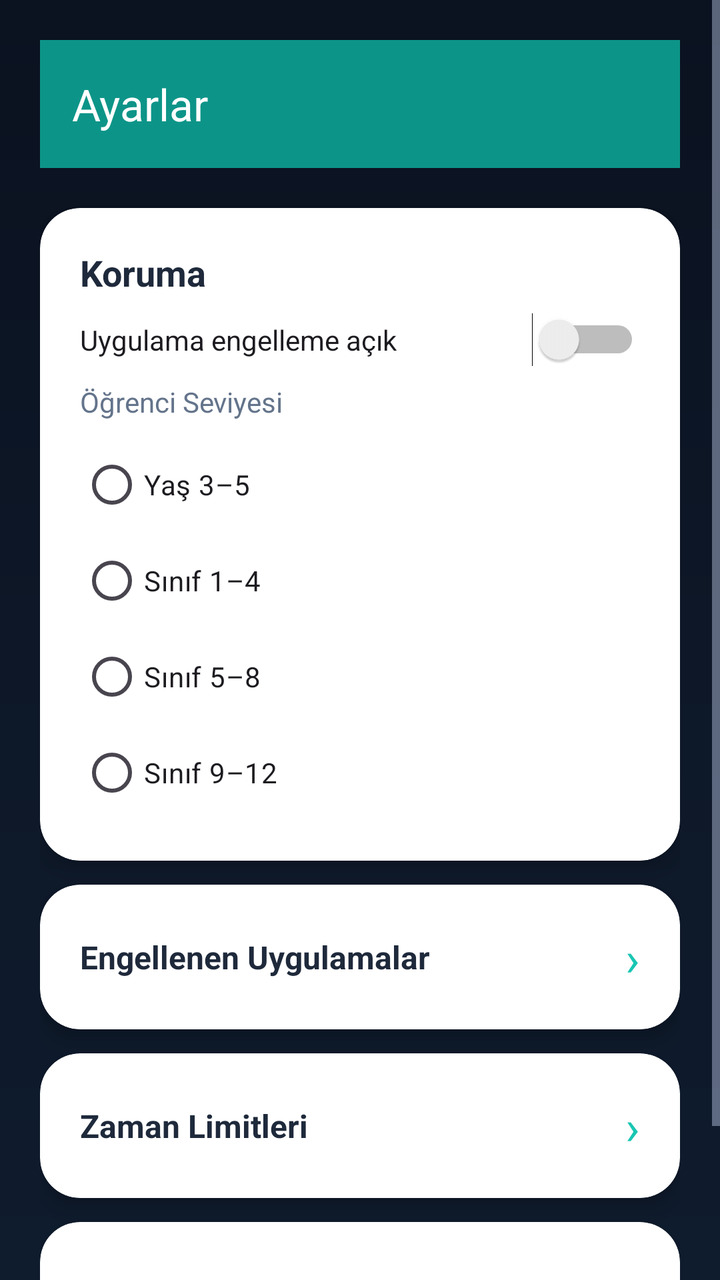
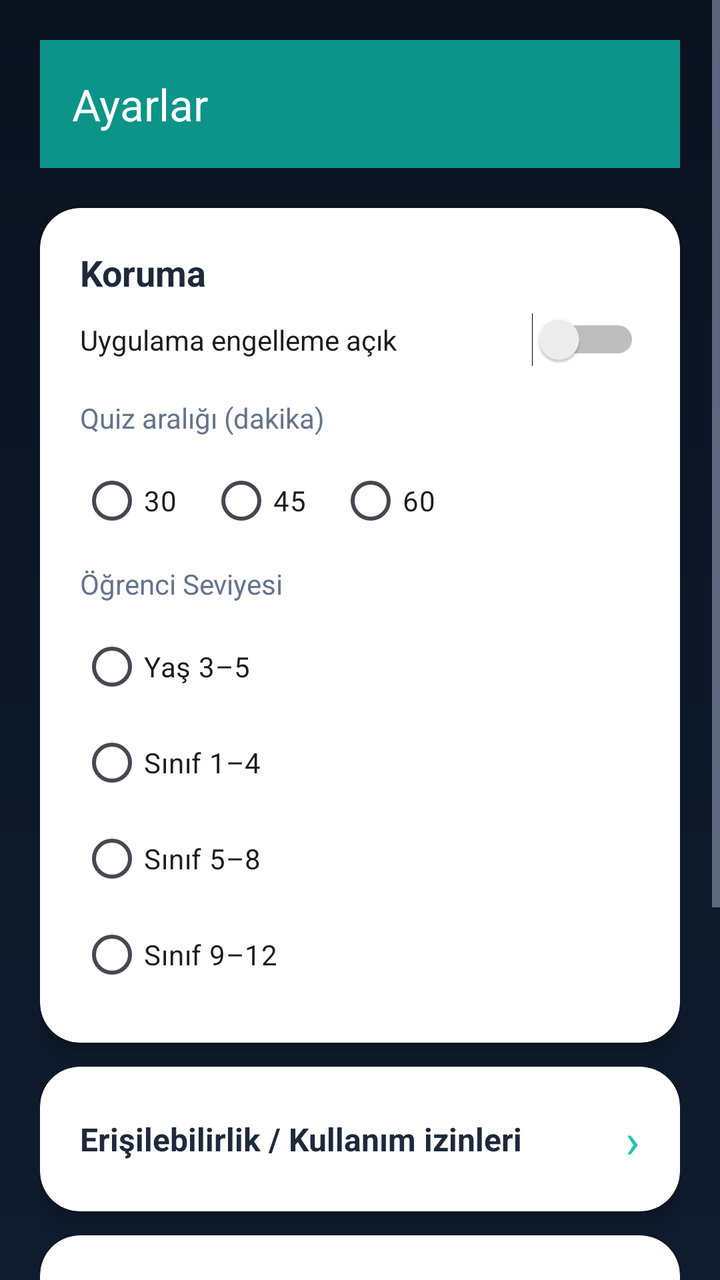

Screens rendered from an Android XML layout before and after an edit, with the pre-edit source and the edit as a unified diff.
<!-- AndroidManifest.xml: application theme Theme.BrainBuddy -->
<!-- res/layout/activity_settings.xml -->
<?xml version="1.0" encoding="utf-8"?>
<ScrollView xmlns:android="http://schemas.android.com/apk/res/android"
    xmlns:app="http://schemas.android.com/apk/res-auto"
    android:background="@drawable/bg_gradient"
    android:layout_width="match_parent"
    android:layout_height="match_parent"
    android:fillViewport="true">

    <LinearLayout
        android:layout_width="match_parent"
        android:layout_height="wrap_content"
        android:orientation="vertical"
        android:padding="20dp">

        <com.google.android.material.appbar.MaterialToolbar
            android:id="@+id/toolbar"
            android:layout_width="match_parent"
            android:layout_height="?attr/actionBarSize"
            android:background="@color/bb_turquoise_dark"
            app:titleTextColor="@color/white"
            app:title="@string/settings_title"/>

        <com.google.android.material.card.MaterialCardView
            style="@style/BB.HomeCard"
            android:id="@+id/cardProtection"
            android:layout_width="match_parent"
            android:layout_height="wrap_content"
            android:layout_marginTop="20dp"
            app:cardBackgroundColor="@color/white">

            <LinearLayout
                android:layout_width="match_parent"
                android:layout_height="wrap_content"
                android:orientation="vertical"
                android:padding="20dp">

                <TextView
                    android:text="Koruma"
                    android:textColor="@color/bb_text_dark"
                    android:textSize="18sp"
                    android:textStyle="bold"
                    android:layout_width="match_parent"
                    android:layout_height="wrap_content"/>

                <Switch
                    android:id="@+id/switchProtection"
                    android:text="Uygulama engelleme açık"
                    android:layout_width="match_parent"
                    android:layout_height="wrap_content"
                    android:layout_marginTop="8dp"/>

                <TextView
                    android:layout_marginTop="8dp"
                    android:textColor="@color/bb_text_dark_muted"
                    android:text="Öğrenci Seviyesi"
                    android:textSize="14sp"
                    android:layout_width="match_parent"
                    android:layout_height="wrap_content"/>

                <RadioGroup
                    android:id="@+id/levelGroup"
                    android:layout_width="match_parent"
                    android:layout_height="wrap_content"
                    android:orientation="vertical"
                    android:layout_marginTop="8dp">

                    <RadioButton
                        android:id="@+id/levelAges3to5"
                        android:text="Yaş 3–5"
                        android:layout_width="match_parent"
                        android:layout_height="wrap_content"/>

                    <RadioButton
                        android:id="@+id/levelGrades1to4"
                        android:text="Sınıf 1–4"
                        android:layout_width="match_parent"
                        android:layout_height="wrap_content"/>

                    <RadioButton
                        android:id="@+id/levelGrades5to8"
                        android:text="Sınıf 5–8"
                        android:layout_width="match_parent"
                        android:layout_height="wrap_content"/>

                    <RadioButton
                        android:id="@+id/levelGrades9to12"
                        android:text="Sınıf 9–12"
                        android:layout_width="match_parent"
                        android:layout_height="wrap_content"/>
                </RadioGroup>
            </LinearLayout>
        </com.google.android.material.card.MaterialCardView>

        <com.google.android.material.card.MaterialCardView
            android:id="@+id/cardBlockedApps"
            style="@style/BB.HomeCard"
            android:layout_width="match_parent"
            android:layout_height="wrap_content"
            android:layout_marginTop="12dp"
            app:cardBackgroundColor="@color/white">

            <LinearLayout
                android:layout_width="match_parent"
                android:layout_height="wrap_content"
                android:orientation="horizontal"
                android:gravity="center_vertical"
                android:padding="20dp">

                <TextView
                    android:layout_width="0dp"
                    android:layout_height="wrap_content"
                    android:layout_weight="1"
                    android:text="Engellenen Uygulamalar"
                    android:textSize="16sp"
                    android:textStyle="bold"
                    android:textColor="@color/bb_text_dark"/>

                <TextView
                    android:layout_width="wrap_content"
                    android:layout_height="wrap_content"
                    android:text="›"
                    android:textSize="24sp"
                    android:textColor="@color/bb_turquoise"/>
            </LinearLayout>
        </com.google.android.material.card.MaterialCardView>

        <com.google.android.material.card.MaterialCardView
            android:id="@+id/cardTimeLimits"
            style="@style/BB.HomeCard"
            android:layout_width="match_parent"
            android:layout_height="wrap_content"
            android:layout_marginTop="12dp"
            app:cardBackgroundColor="@color/white">

            <LinearLayout
                android:layout_width="match_parent"
                android:layout_height="wrap_content"
                android:orientation="horizontal"
                android:gravity="center_vertical"
                android:padding="20dp">

                <TextView
                    android:layout_width="0dp"
                    android:layout_height="wrap_content"
                    android:layout_weight="1"
                    android:text="Zaman Limitleri"
                    android:textSize="16sp"
                    android:textStyle="bold"
                    android:textColor="@color/bb_text_dark"/>

                <TextView
                    android:layout_width="wrap_content"
                    android:layout_height="wrap_content"
                    android:text="›"
                    android:textSize="24sp"
                    android:textColor="@color/bb_turquoise"/>
            </LinearLayout>
        </com.google.android.material.card.MaterialCardView>

        <com.google.android.material.card.MaterialCardView
            android:id="@+id/cardQuizSettings"
            style="@style/BB.HomeCard"
            android:layout_width="match_parent"
            android:layout_height="wrap_content"
            android:layout_marginTop="12dp"
            android:layout_marginBottom="24dp"
            app:cardBackgroundColor="@color/white">

            <LinearLayout
                android:layout_width="match_parent"
                android:layout_height="wrap_content"
                android:orientation="horizontal"
                android:gravity="center_vertical"
                android:padding="20dp">

                <TextView
                    android:layout_width="0dp"
                    android:layout_height="wrap_content"
                    android:layout_weight="1"
                    android:text="Test Ayarları (Zorluk, Soru Sayısı)"
                    android:textSize="16sp"
                    android:textStyle="bold"
                    android:textColor="@color/bb_text_dark"/>

                <TextView
                    android:layout_width="wrap_content"
                    android:layout_height="wrap_content"
                    android:text="›"
                    android:textSize="24sp"
                    android:textColor="@color/bb_turquoise"/>
            </LinearLayout>
        </com.google.android.material.card.MaterialCardView>

    </LinearLayout>
</ScrollView>
<!-- resources referenced by this layout -->
<resources>
  <color name="bb_text_dark">#1E293B</color>
  <color name="bb_text_dark_muted">#64748B</color>
  <color name="bb_turquoise">#19C6B3</color>
  <color name="bb_turquoise_dark">#0D9488</color>
  <color name="white">#FFFFFF</color>
  <!-- drawable bg_gradient (drawable) -->
  <?xml version="1.0" encoding="utf-8"?>
  <layer-list xmlns:android="http://schemas.android.com/apk/res/android">
      <item>
          <shape>
              <gradient
                  android:angle="270"
                  android:startColor="#0B1220"
                  android:endColor="#0F1C2E"/>
          </shape>
      </item>
  </layer-list>
  <string name="settings_title">Ayarlar</string>
  <style name="BB.HomeCard" parent="Widget.Material3.CardView.Elevated">
          <item name="cardCornerRadius">20dp</item>
          <item name="cardElevation">6dp</item>
      </style>
  <style name="Theme.BrainBuddy" parent="Theme.Material3.DayNight.NoActionBar">
          
          <item name="colorPrimary">@color/bb_primary</item>
          <item name="colorOnPrimary">@color/white</item>
          <item name="colorSecondary">@color/bb_secondary</item>
          <item name="colorOnSecondary">@color/white</item>
          <item name="colorTertiary">@color/bb_tertiary</item>
          <item name="colorOnTertiary">@color/white</item>
  
          
          <item name="android:windowBackground">@color/bb_bg</item>
          <item name="android:textColorPrimary">@color/bb_text</item>
          <item name="android:textColorSecondary">@color/bb_text_muted</item>
      </style>
  <color name="bb_primary">#19C6B3</color>
  <color name="bb_secondary">#38BDF8</color>
  <color name="bb_tertiary">#A78BFA</color>
  <color name="bb_bg">#0B1220</color>
  <color name="bb_text">#EAF0FF</color>
  <color name="bb_text_muted">#A9B4D0</color>
</resources>

<!-- the commit's change to res/layout/activity_settings.xml (unified diff, before → after) -->
@@ -50,6 +50,25 @@
                     android:layout_marginTop="8dp"/>
 
                 <TextView
+                    android:layout_marginTop="16dp"
+                    android:textColor="@color/bb_text_dark_muted"
+                    android:text="Quiz aralığı (dakika)"
+                    android:textSize="14sp"
+                    android:layout_width="match_parent"
+                    android:layout_height="wrap_content"/>
+
+                <RadioGroup
+                    android:id="@+id/intervalGroup"
+                    android:layout_width="match_parent"
+                    android:layout_height="wrap_content"
+                    android:orientation="horizontal"
+                    android:layout_marginTop="8dp">
+                    <RadioButton android:id="@+id/interval30" android:text="30" android:layout_width="wrap_content" android:layout_height="wrap_content"/>
+                    <RadioButton android:id="@+id/interval45" android:text="45" android:layout_width="wrap_content" android:layout_height="wrap_content" android:layout_marginStart="16dp"/>
+                    <RadioButton android:id="@+id/interval60" android:text="60" android:layout_width="wrap_content" android:layout_height="wrap_content" android:layout_marginStart="16dp"/>
+                </RadioGroup>
+
+                <TextView
                     android:layout_marginTop="8dp"
                     android:textColor="@color/bb_text_dark_muted"
                     android:text="Öğrenci Seviyesi"
@@ -92,6 +111,39 @@
         </com.google.android.material.card.MaterialCardView>
 
         <com.google.android.material.card.MaterialCardView
+            android:id="@+id/cardPermissions"
+            style="@style/BB.HomeCard"
+            android:layout_width="match_parent"
+            android:layout_height="wrap_content"
+            android:layout_marginTop="12dp"
+            app:cardBackgroundColor="@color/white">
+
+            <LinearLayout
+                android:layout_width="match_parent"
+                android:layout_height="wrap_content"
+                android:orientation="horizontal"
+                android:gravity="center_vertical"
+                android:padding="20dp">
+
+                <TextView
+                    android:layout_width="0dp"
+                    android:layout_height="wrap_content"
+                    android:layout_weight="1"
+                    android:text="Erişilebilirlik / Kullanım izinleri"
+                    android:textSize="16sp"
+                    android:textStyle="bold"
+                    android:textColor="@color/bb_text_dark"/>
+
+                <TextView
+                    android:layout_width="wrap_content"
+                    android:layout_height="wrap_content"
+                    android:text="›"
+                    android:textSize="24sp"
+                    android:textColor="@color/bb_turquoise"/>
+            </LinearLayout>
+        </com.google.android.material.card.MaterialCardView>
+
+        <com.google.android.material.card.MaterialCardView
             android:id="@+id/cardBlockedApps"
             style="@style/BB.HomeCard"
             android:layout_width="match_parent"
